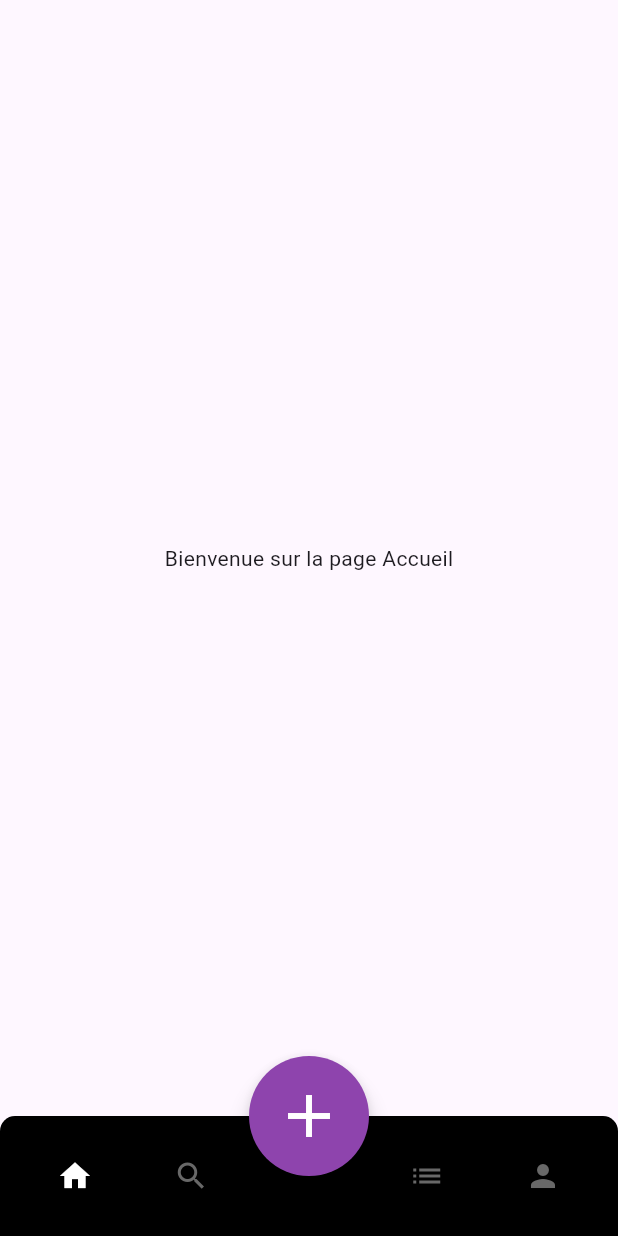
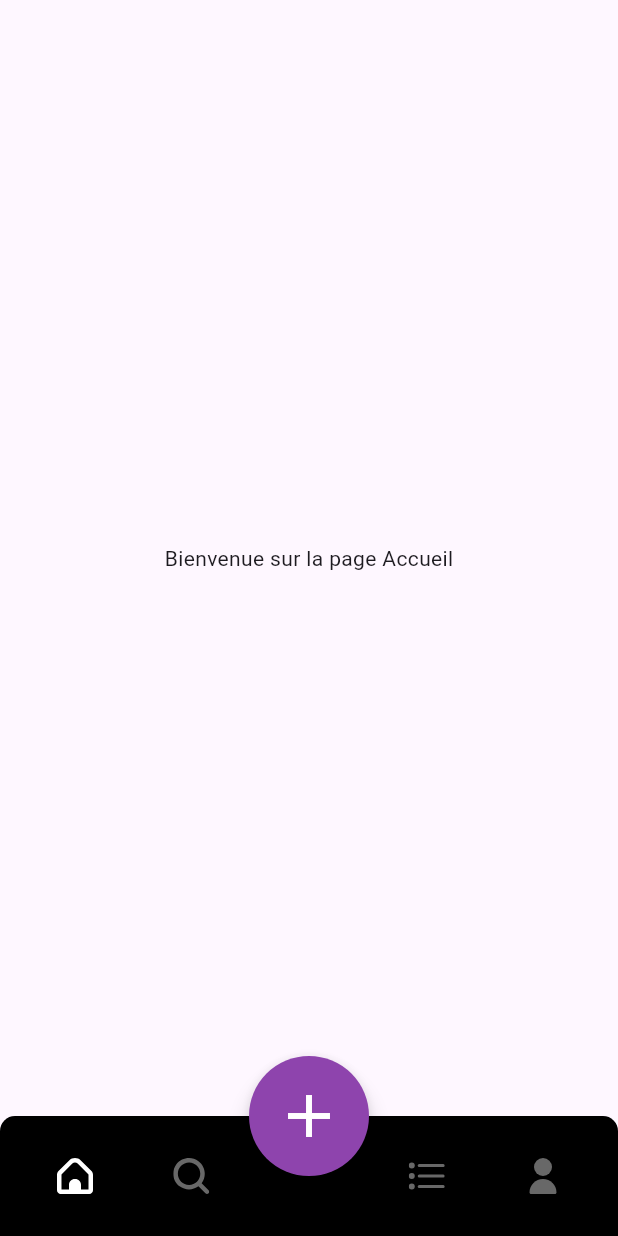
Before and after one commit to Exeloo/Epitech-AREA, a Flutter app: the screen it shows after launch, on a phone screen of 412 x 824 dp. Run offline on Flutter 3.47's test engine with Material 3 defaults, Android fonts, the phone set to English and light mode, and no system bars; our stand-ins replace flutter_svg.

Commit message:
feat(mobile): delete old icon for svg flatIcon

```diff
--- /dev/null
+++ b/apps/frontend/mobile/lib/pages/home.dart
@@ -0,0 +1,15 @@
+import 'package:flutter/material.dart';
+
+class HomePage extends StatelessWidget {
+  const HomePage({Key? key}) : super(key: key);
+
+  @override
+  Widget build(BuildContext context) {
+    return Center(
+      child: Text(
+        'Bienvenue sur la page d\'accueil',
+        style: TextStyle(fontSize: 20, color: Colors.white),
+      ),
+    );
+  }
+}
--- /dev/null
+++ b/apps/frontend/mobile/lib/routes/routes.dart
@@ -0,0 +1,13 @@
+import 'package:flutter/material.dart';
+
+import 'package:mobile/pages/home.dart';
+
+class AppRoutes {
+  static const String home = '/home';
+
+  static Map<String, WidgetBuilder> getRoutes() {
+    return {
+      home: (context) => const HomePage(),
+    };
+  }
+}
--- a/apps/frontend/mobile/lib/widgets/navbar.dart
+++ b/apps/frontend/mobile/lib/widgets/navbar.dart
@@ -1,4 +1,5 @@
 import 'package:flutter/material.dart';
+import 'package:flutter_svg/svg.dart';
 
 class CustomNavigationBar extends StatefulWidget {
   const CustomNavigationBar({Key? key}) : super(key: key);
@@ -39,24 +40,40 @@ class _CustomNavigationBarState extends State<CustomNavigationBar> {
               children: [
                 IconButton(
                   onPressed: () => _onTabTapped(0),
-                  icon: Icon(Icons.home,
-                      color: _currentIndex == 0 ? Colors.white : Color(0xff686868)),
+                  icon: SvgPicture.asset('assets/icon/accueil.svg',
+                      width: 24,
+                      height: 24,
+                      color: _currentIndex == 0
+                          ? Colors.white
+                          : Color(0xff686868)),
                 ),
                 IconButton(
                   onPressed: () => _onTabTapped(1),
-                  icon: Icon(Icons.search,
-                      color: _currentIndex == 1 ? Colors.white : Color(0xff686868)),
+                  icon: SvgPicture.asset('assets/icon/loupe.svg',
+                      width: 24,
+                      height: 24,
+                      color: _currentIndex == 1
+                          ? Colors.white
+                          : Color(0xff686868)),
                 ),
                 const SizedBox(width: 50),
                 IconButton(
                   onPressed: () => _onTabTapped(2),
-                  icon: Icon(Icons.list,
-                      color: _currentIndex == 2 ? Colors.white : Color(0xff686868)),
+                  icon: SvgPicture.asset('assets/icon/liste.svg',
+                      width: 24,
+                      height: 24,
+                      color: _currentIndex == 2
+                          ? Colors.white
+                          : Color(0xff686868)),
                 ),
                 IconButton(
                   onPressed: () => _onTabTapped(3),
-                  icon: Icon(Icons.person,
-                      color: _currentIndex == 3 ? Colors.white : Color(0xff686868)),
+                  icon: SvgPicture.asset('assets/icon/utilisateur.svg',
+                      width: 24,
+                      height: 24,
+                      color: _currentIndex == 3
+                          ? Colors.white
+                          : Color(0xff686868)),
                 ),
               ],
             ),
--- a/apps/frontend/mobile/pubspec.yaml
+++ b/apps/frontend/mobile/pubspec.yaml
@@ -30,6 +30,7 @@ environment:
 dependencies:
   flutter:
     sdk: flutter
+  flutter_svg: ^1.1.6
 
 
   # The following adds the Cupertino Icons font to your application.
```
Also changed, not shown: apps/frontend/mobile/assets/icon/accueil.png (deleted), apps/frontend/mobile/assets/icon/accueil.svg (added), apps/frontend/mobile/assets/icon/liste-a-puces.png (deleted), apps/frontend/mobile/assets/icon/liste.svg (added), apps/frontend/mobile/assets/icon/loupe.png (deleted), apps/frontend/mobile/assets/icon/loupe.svg (added), apps/frontend/mobile/assets/icon/utilisateur.png (deleted), apps/frontend/mobile/assets/icon/utilisateur.svg (added).
